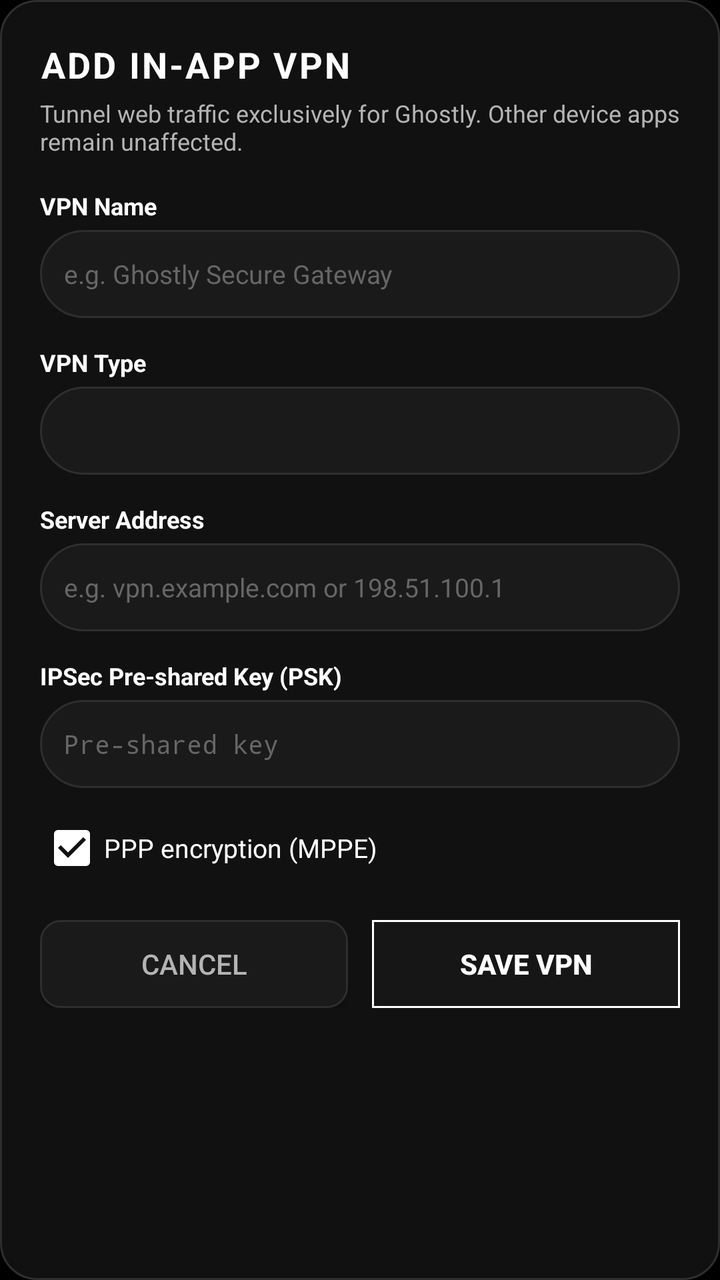
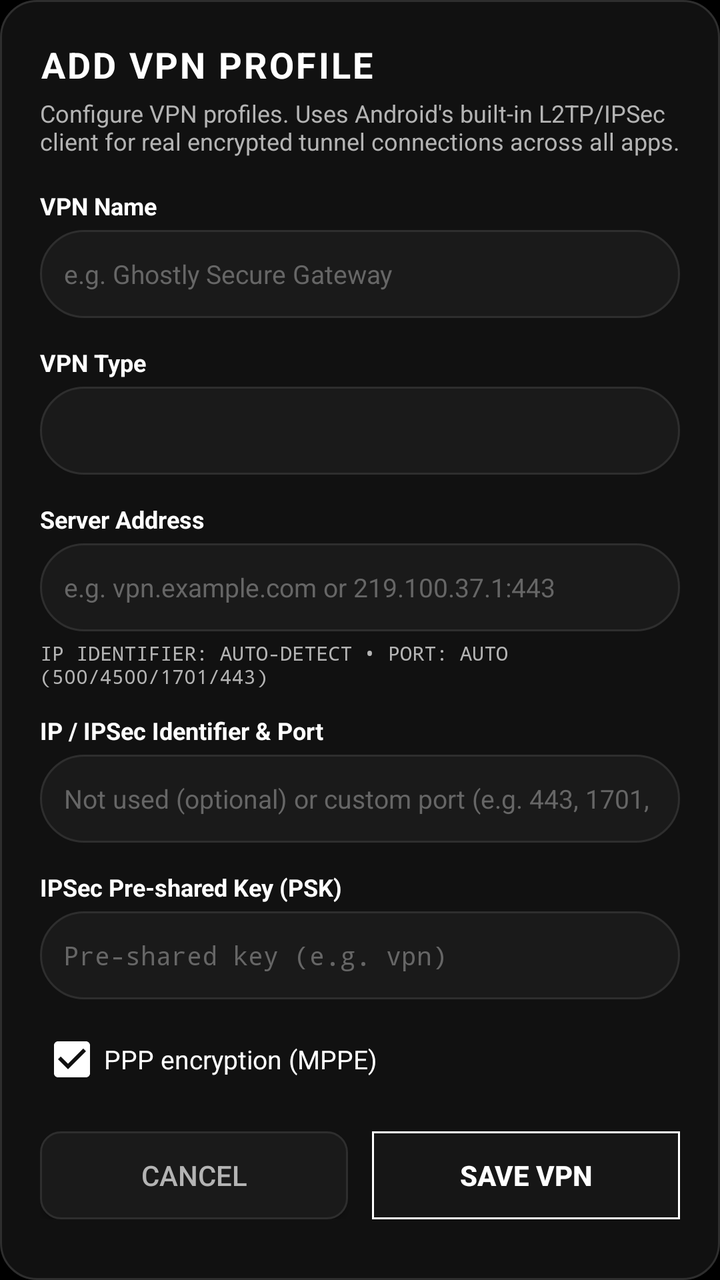

The first picture is an Android layout as it rendered before a commit; the second is the same layout after the commit. The layout source and the unified diff follow.
<!-- AndroidManifest.xml: application theme Theme.Ghostly -->
<!-- res/layout/dialog_add_vpn.xml -->
<?xml version="1.0" encoding="utf-8"?>
<ScrollView xmlns:android="http://schemas.android.com/apk/res/android"
    android:layout_width="match_parent"
    android:layout_height="wrap_content"
    android:background="@drawable/bg_dialog_dark"
    android:fillViewport="true">

    <LinearLayout
        android:layout_width="match_parent"
        android:layout_height="wrap_content"
        android:orientation="vertical"
        android:padding="20dp">

        
        <TextView
            android:layout_width="wrap_content"
            android:layout_height="wrap_content"
            android:letterSpacing="0.06"
            android:text="ADD IN-APP VPN"
            android:textColor="@color/ghost_text_primary"
            android:textSize="18sp"
            android:textStyle="bold" />

        <TextView
            android:layout_width="wrap_content"
            android:layout_height="wrap_content"
            android:layout_marginTop="4dp"
            android:layout_marginBottom="16dp"
            android:text="@string/vpn_section_desc"
            android:textColor="@color/ghost_text_secondary"
            android:textSize="12sp" />

        
        <TextView
            android:layout_width="match_parent"
            android:layout_height="wrap_content"
            android:layout_marginBottom="4dp"
            android:text="@string/vpn_name"
            android:textColor="@color/ghost_text_primary"
            android:textSize="12sp"
            android:textStyle="bold" />

        <EditText
            android:id="@+id/etVpnName"
            android:layout_width="match_parent"
            android:layout_height="44dp"
            android:background="@drawable/bg_url_bar"
            android:hint="e.g. Ghostly Secure Gateway"
            android:imeOptions="actionNext"
            android:inputType="textCapWords"
            android:paddingStart="12dp"
            android:paddingEnd="12dp"
            android:singleLine="true"
            android:textColor="@color/ghost_text_primary"
            android:textColorHint="@color/ghost_text_muted"
            android:textSize="13sp" />

        
        <TextView
            android:layout_width="match_parent"
            android:layout_height="wrap_content"
            android:layout_marginTop="14dp"
            android:layout_marginBottom="4dp"
            android:text="@string/vpn_type"
            android:textColor="@color/ghost_text_primary"
            android:textSize="12sp"
            android:textStyle="bold" />

        <Spinner
            android:id="@+id/spVpnType"
            android:layout_width="match_parent"
            android:layout_height="44dp"
            android:background="@drawable/bg_url_bar"
            android:paddingStart="8dp"
            android:paddingEnd="8dp" />

        
        <TextView
            android:layout_width="match_parent"
            android:layout_height="wrap_content"
            android:layout_marginTop="14dp"
            android:layout_marginBottom="4dp"
            android:text="@string/server_address"
            android:textColor="@color/ghost_text_primary"
            android:textSize="12sp"
            android:textStyle="bold" />

        <EditText
            android:id="@+id/etServerAddress"
            android:layout_width="match_parent"
            android:layout_height="44dp"
            android:background="@drawable/bg_url_bar"
            android:hint="e.g. vpn.example.com or 198.51.100.1"
            android:imeOptions="actionDone"
            android:inputType="textUri"
            android:paddingStart="12dp"
            android:paddingEnd="12dp"
            android:singleLine="true"
            android:textColor="@color/ghost_text_primary"
            android:textColorHint="@color/ghost_text_muted"
            android:textSize="13sp" />

        
        <LinearLayout
            android:id="@+id/layoutPsk"
            android:layout_width="match_parent"
            android:layout_height="wrap_content"
            android:layout_marginTop="14dp"
            android:orientation="vertical">

            <TextView
                android:layout_width="match_parent"
                android:layout_height="wrap_content"
                android:layout_marginBottom="4dp"
                android:text="@string/ipsec_psk"
                android:textColor="@color/ghost_text_primary"
                android:textSize="12sp"
                android:textStyle="bold" />

            <EditText
                android:id="@+id/etIpsecPsk"
                android:layout_width="match_parent"
                android:layout_height="44dp"
                android:background="@drawable/bg_url_bar"
                android:hint="Pre-shared key"
                android:inputType="textPassword"
                android:paddingStart="12dp"
                android:paddingEnd="12dp"
                android:singleLine="true"
                android:textColor="@color/ghost_text_primary"
                android:textColorHint="@color/ghost_text_muted"
                android:textSize="13sp" />
        </LinearLayout>

        
        <CheckBox
            android:id="@+id/cbPppEncryption"
            android:layout_width="match_parent"
            android:layout_height="wrap_content"
            android:layout_marginTop="14dp"
            android:checked="true"
            android:text="@string/ppp_encryption"
            android:textColor="@color/ghost_text_primary"
            android:textSize="13sp" />

        
        <LinearLayout
            android:layout_width="match_parent"
            android:layout_height="wrap_content"
            android:layout_marginTop="20dp"
            android:orientation="horizontal">

            <Button
                android:id="@+id/btnCancelAddVpn"
                android:layout_width="0dp"
                android:layout_height="44dp"
                android:layout_marginEnd="6dp"
                android:layout_weight="1"
                android:background="@drawable/bg_button_dark"
                android:text="@string/cancel"
                android:textColor="@color/ghost_text_secondary" />

            <Button
                android:id="@+id/btnSaveVpn"
                android:layout_width="0dp"
                android:layout_height="44dp"
                android:layout_marginStart="6dp"
                android:layout_weight="1"
                android:background="@drawable/bg_square_purge_btn"
                android:text="@string/save_vpn"
                android:textColor="#FFFFFF"
                android:textStyle="bold" />
        </LinearLayout>

    </LinearLayout>
</ScrollView>
<!-- resources referenced by this layout -->
<resources>
  <color name="ghost_text_muted">#666666</color>
  <color name="ghost_text_primary">#FFFFFF</color>
  <color name="ghost_text_secondary">#B4B4B4</color>
  <!-- drawable bg_button_dark (drawable) -->
  <?xml version="1.0" encoding="utf-8"?>
  <selector xmlns:android="http://schemas.android.com/apk/res/android">
      <item android:state_pressed="true">
          <shape android:shape="rectangle">
              <solid android:color="@color/ghost_surface_highlight" />
              <corners android:radius="10dp" />
          </shape>
      </item>
      <item>
          <shape android:shape="rectangle">
              <solid android:color="@color/ghost_surface_variant" />
              <corners android:radius="10dp" />
              <stroke android:width="1dp" android:color="@color/ghost_border" />
          </shape>
      </item>
  </selector>
  <!-- drawable bg_dialog_dark (drawable) -->
  <?xml version="1.0" encoding="utf-8"?>
  <shape xmlns:android="http://schemas.android.com/apk/res/android"
      android:shape="rectangle">
      <solid android:color="@color/ghost_surface" />
      <corners android:radius="18dp" />
      <stroke
          android:width="1dp"
          android:color="@color/ghost_border" />
  </shape>
  <!-- drawable bg_square_purge_btn (drawable) -->
  <?xml version="1.0" encoding="utf-8"?>
  <selector xmlns:android="http://schemas.android.com/apk/res/android">
      <item android:state_pressed="true">
          <shape android:shape="rectangle">
              <solid android:color="#333333" />
              <corners android:radius="0dp" />
              <stroke android:width="1dp" android:color="#FFFFFF" />
          </shape>
      </item>
      <item>
          <shape android:shape="rectangle">
              <solid android:color="#161616" />
              <corners android:radius="0dp" />
              <stroke android:width="1dp" android:color="#FFFFFF" />
          </shape>
      </item>
  </selector>
  <!-- drawable bg_url_bar (drawable) -->
  <?xml version="1.0" encoding="utf-8"?>
  <shape xmlns:android="http://schemas.android.com/apk/res/android"
      android:shape="rectangle">
      <solid android:color="@color/ghost_surface_variant" />
      <corners android:radius="24dp" />
      <stroke
          android:width="1dp"
          android:color="@color/ghost_border" />
  </shape>
  <string name="cancel">Cancel</string>
  <string name="ipsec_psk">IPSec Pre-shared Key (PSK)</string>
  <string name="ppp_encryption">PPP encryption (MPPE)</string>
  <string name="save_vpn">Save VPN</string>
  <string name="server_address">Server Address</string>
  <string name="vpn_name">VPN Name</string>
  <string name="vpn_section_desc">Tunnel web traffic exclusively for Ghostly. Other device apps remain unaffected.</string>
  <string name="vpn_type">VPN Type</string>
  <style name="Theme.Ghostly" parent="@android:style/Theme.DeviceDefault.NoActionBar">
          <item name="android:windowBackground">@color/ghost_black</item>
          <item name="android:statusBarColor">@color/ghost_surface</item>
          <item name="android:navigationBarColor">@color/ghost_surface</item>
          <item name="android:colorPrimary">@color/ghost_accent</item>
          <item name="android:colorAccent">@color/ghost_accent</item>
          <item name="android:textColorPrimary">@color/ghost_text_primary</item>
          <item name="android:textColorSecondary">@color/ghost_text_secondary</item>
          <item name="android:windowNoTitle">true</item>
      </style>
  <color name="ghost_surface_highlight">#282828</color>
  <color name="ghost_surface_variant">#1A1A1A</color>
  <color name="ghost_border">#2E2E2E</color>
  <color name="ghost_surface">#111111</color>
  <color name="ghost_black">#000000</color>
  <color name="ghost_accent">#FFFFFF</color>
</resources>

<!-- the commit's change to res/layout/dialog_add_vpn.xml (unified diff, before → after) -->
@@ -13,10 +13,11 @@
 
         
         <TextView
+            android:id="@+id/tvAddVpnTitle"
             android:layout_width="wrap_content"
             android:layout_height="wrap_content"
             android:letterSpacing="0.06"
-            android:text="ADD IN-APP VPN"
+            android:text="@string/add_vpn_title"
             android:textColor="@color/ghost_text_primary"
             android:textSize="18sp"
             android:textStyle="bold" />
@@ -90,8 +91,8 @@
             android:layout_width="match_parent"
             android:layout_height="44dp"
             android:background="@drawable/bg_url_bar"
-            android:hint="e.g. vpn.example.com or 198.51.100.1"
-            android:imeOptions="actionDone"
+            android:hint="e.g. vpn.example.com or 219.100.37.1:443"
+            android:imeOptions="actionNext"
             android:inputType="textUri"
             android:paddingStart="12dp"
             android:paddingEnd="12dp"
@@ -101,6 +102,50 @@
             android:textSize="13sp" />
 
         
+        <TextView
+            android:id="@+id/tvServerIpStatus"
+            android:layout_width="match_parent"
+            android:layout_height="wrap_content"
+            android:layout_marginTop="4dp"
+            android:fontFamily="monospace"
+            android:text="IP IDENTIFIER: AUTO-DETECT • PORT: AUTO (500/4500/1701/443)"
+            android:textColor="@color/ghost_text_secondary"
+            android:textSize="10sp" />
+
+        
+        <LinearLayout
+            android:id="@+id/layoutIpIdentifier"
+            android:layout_width="match_parent"
+            android:layout_height="wrap_content"
+            android:layout_marginTop="12dp"
+            android:orientation="vertical">
+
+            <TextView
+                android:layout_width="match_parent"
+                android:layout_height="wrap_content"
+                android:layout_marginBottom="4dp"
+                android:text="@string/ip_identifier"
+                android:textColor="@color/ghost_text_primary"
+                android:textSize="12sp"
+                android:textStyle="bold" />
+
+            <EditText
+                android:id="@+id/etIpIdentifier"
+                android:layout_width="match_parent"
+                android:layout_height="44dp"
+                android:background="@drawable/bg_url_bar"
+                android:hint="@string/ip_identifier_hint"
+                android:imeOptions="actionNext"
+                android:inputType="text"
+                android:paddingStart="12dp"
+                android:paddingEnd="12dp"
+                android:singleLine="true"
+                android:textColor="@color/ghost_text_primary"
+                android:textColorHint="@color/ghost_text_muted"
+                android:textSize="13sp" />
+        </LinearLayout>
+
+        
         <LinearLayout
             android:id="@+id/layoutPsk"
             android:layout_width="match_parent"
@@ -122,7 +167,7 @@
                 android:layout_width="match_parent"
                 android:layout_height="44dp"
                 android:background="@drawable/bg_url_bar"
-                android:hint="Pre-shared key"
+                android:hint="Pre-shared key (e.g. vpn)"
                 android:inputType="textPassword"
                 android:paddingStart="12dp"
                 android:paddingEnd="12dp"
<!-- resource entries referenced after the edit -->
@@ -58,13 +58,16 @@
           android:width="1dp"
           android:color="@color/ghost_border" />
   </shape>
+  <string name="add_vpn_title">ADD VPN PROFILE</string>
   <string name="cancel">Cancel</string>
+  <string name="ip_identifier">IP / IPSec Identifier &amp; Port</string>
+  <string name="ip_identifier_hint">Not used (optional) or custom port (e.g. 443, 1701, 500)</string>
   <string name="ipsec_psk">IPSec Pre-shared Key (PSK)</string>
   <string name="ppp_encryption">PPP encryption (MPPE)</string>
   <string name="save_vpn">Save VPN</string>
   <string name="server_address">Server Address</string>
   <string name="vpn_name">VPN Name</string>
-  <string name="vpn_section_desc">Tunnel web traffic exclusively for Ghostly. Other device apps remain unaffected.</string>
+  <string name="vpn_section_desc">Configure VPN profiles. Uses Android\'s built-in L2TP/IPSec client for real encrypted tunnel connections across all apps.</string>
   <string name="vpn_type">VPN Type</string>
   <style name="Theme.Ghostly" parent="@android:style/Theme.DeviceDefault.NoActionBar">
           <item name="android:windowBackground">@color/ghost_black</item>
